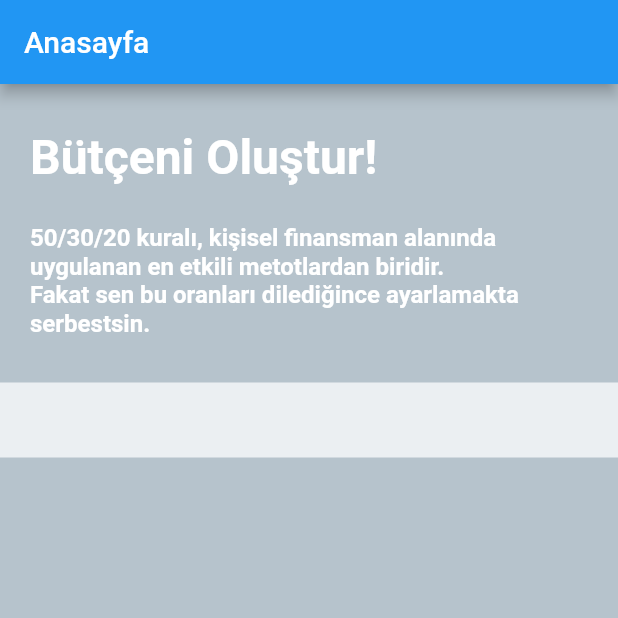
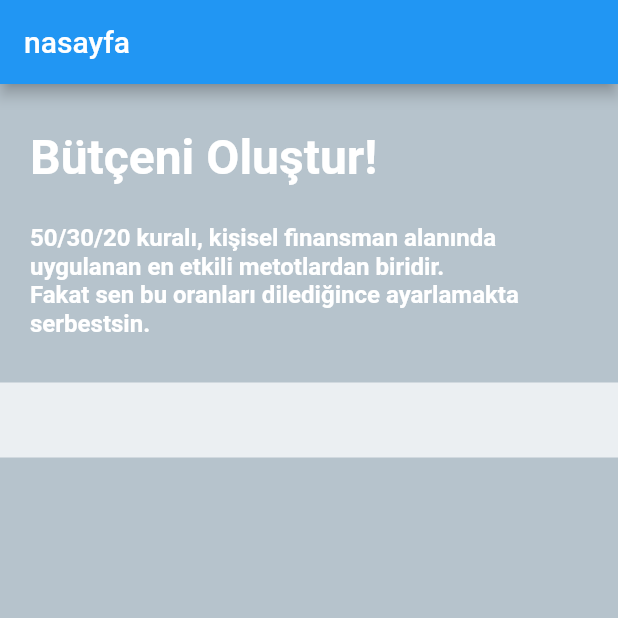
Before and after one commit to JohnCut/budged_app, a Flutter app: the screen it shows after launch, on a phone screen of 412 x 824 dp, the top half of it. Run offline on Flutter 3.47's test engine with Material 2 defaults, Android fonts, the phone set to English and light mode, and no system bars; our stand-ins replace auto_size_text, sqflite; accounts and stored records are empty.

Commit message:
Commit test

```diff
--- a/lib/homepage.dart
+++ b/lib/homepage.dart
@@ -45,7 +45,7 @@ class _HomepageState extends State<Homepage> {
           home: Scaffold(
         backgroundColor: Color.fromRGBO(182, 195, 204, 1.0),
         appBar: AppBar(
-          title: Text('Anasayfa'),
+          title: Text('nasayfa'),
         ),
         floatingActionButton: FloatingActionButton(
             elevation: 3.0,
```
Also changed, not shown: pubspec.lock.
